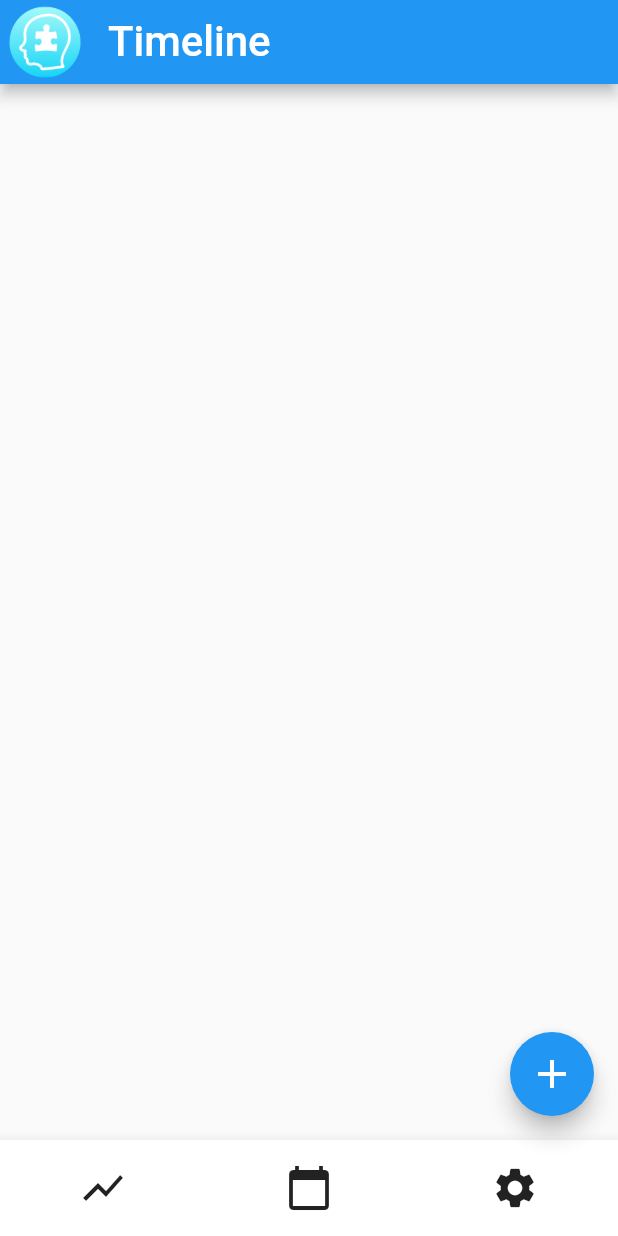
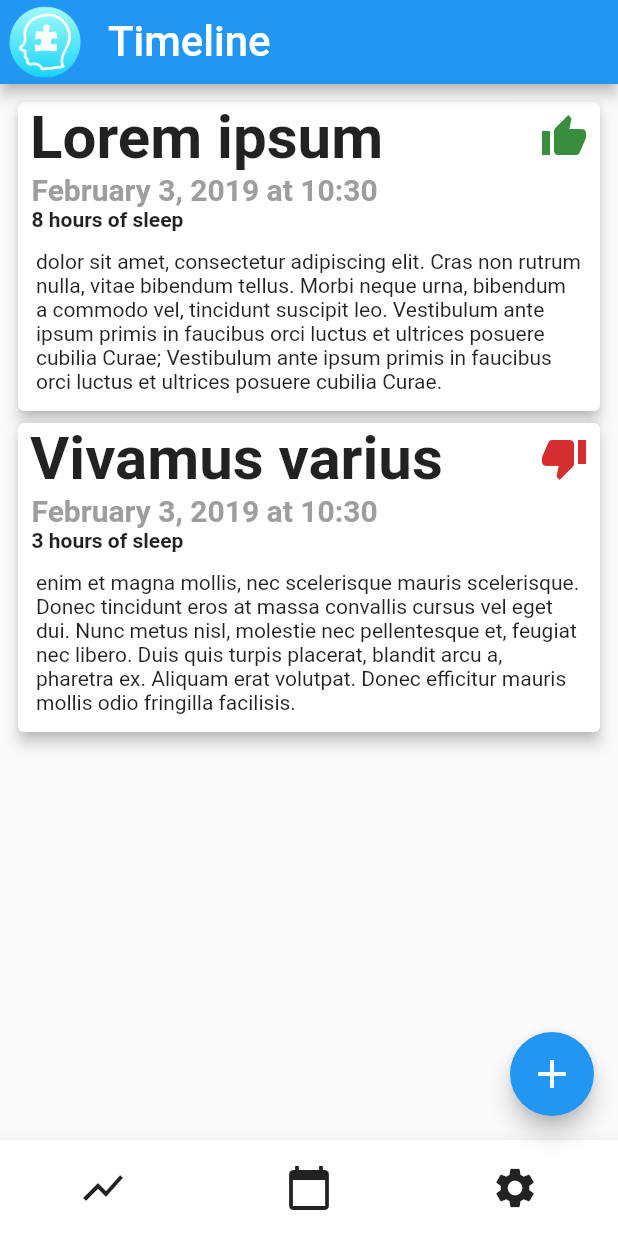
Before and after one commit to rmeno12/inquis-proto, a Flutter app: the TimelinePage screen opened directly, on a phone screen of 412 x 824 dp. Run offline on Flutter 3.47's test engine with Material 2 defaults, Android fonts, the phone set to English and light mode, and no system bars.

Commit message:
tweaks made at Ayush's house

```diff
--- a/lib/insights.dart
+++ b/lib/insights.dart
@@ -59,8 +59,9 @@ class InsightsViewState extends State<InsightsView> {
         child: Column(
           crossAxisAlignment: CrossAxisAlignment.center,
           children: <Widget>[
-//            Image.asset('assets/graph-image.png', height: 300,)
-            Icon(Icons.show_chart, size: 300,),
+
+          Image.asset('assets/hoursofsleep.png', height: 300,),
+            //Icon(Icons.show_chart, size: 300,),
             SizedBox(height: 40,),
             Container(
               padding: EdgeInsets.all(24),
--- a/lib/login.dart
+++ b/lib/login.dart
@@ -57,7 +57,7 @@ class _LoginPageState extends State<LoginPage> {
                 RaisedButton(
                   child: Text('Login'),
                   onPressed: (){
-                    if(passwordController.text == '123' && userController.text != ''){
+                    if(passwordController.text == 'diamond' && userController.text != ''){
                       Navigator.pushReplacement(
                           context,
                           MaterialPageRoute(builder: (context) => new TimelinePage())
--- a/lib/main.dart
+++ b/lib/main.dart
@@ -1,5 +1,6 @@
 import 'package:flutter/material.dart';
 import 'package:inquis_proto/login.dart';
+import 'package:inquis_proto/timeline.dart';
 
 void main() => runApp(MyApp());
 
@@ -22,7 +23,7 @@ class MyApp extends StatelessWidget {
         // is not restarted.
         primarySwatch: Colors.blue,
       ),
-      home: new LoginPage(),
+      home: new TimelinePage(),
     );
   }
 }
--- a/lib/timeline.dart
+++ b/lib/timeline.dart
@@ -11,7 +11,18 @@ class TimelinePage extends StatefulWidget {
 }
 
 class TimelinePageState extends State<TimelinePage> {
-  static final List<TimelineEntry> entries = <TimelineEntry>[];
+  static final List<TimelineEntry> entries = <TimelineEntry>[
+    TimelineEntry('Lorem ipsum', 'dolor sit amet, consectetur adipiscing elit. Cras non rutrum nulla, '
+        'vitae bibendum tellus. Morbi neque urna, bibendum a commodo vel, tincidunt suscipit leo.'
+        ' Vestibulum ante ipsum primis in faucibus orci '
+        'luctus et ultrices posuere cubilia Curae; Vestibulum ante ipsum primis in faucibus orci '
+        'luctus et ultrices posuere cubilia Curae.', DateTime.now(), 8, 8),
+    TimelineEntry('Vivamus varius', 'enim et magna mollis, nec scelerisque mauris '
+        'scelerisque. Donec tincidunt eros at massa convallis cursus vel eget dui. '
+        'Nunc metus nisl, molestie nec pellentesque et, feugiat nec libero. Duis quis'
+        ' turpis placerat, blandit arcu a, pharetra ex. Aliquam erat volutpat. '
+        'Donec efficitur mauris mollis odio fringilla facilisis.', DateTime.now().toUtc(), 4, 3),
+  ];
   int _selectedIndex = 0;
 //  static final timelineViewer = new TimelineViewer();
 //  static final settingsPage = new SettingsPage();
--- a/pubspec.yaml
+++ b/pubspec.yaml
@@ -43,6 +43,7 @@ flutter:
     - assets/sad-face.png
     - assets/sleep-graph.png
     - assets/graph-image.png
+    - assets/hoursofsleep.png
 
   # An image asset can refer to one or more resolution-specific "variants", see
   # https://flutter.io/assets-and-images/#resolution-aware.
```
Also changed, not shown: assets/hoursofsleep.png (added).
